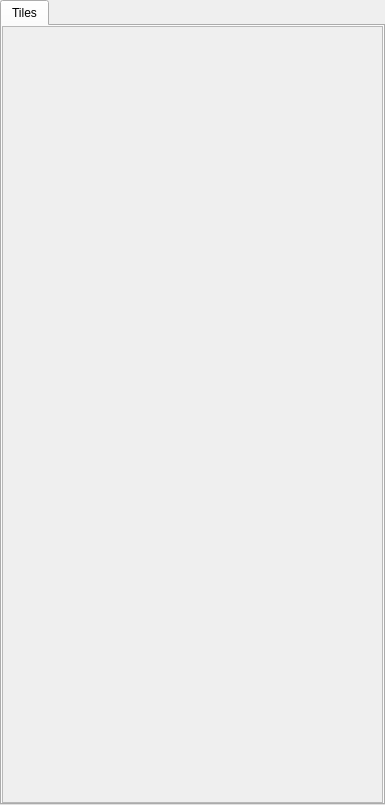
The window that RolePlayer/tilesettools.ui (jswigart/roleplayer) describes before a commit, drawn with Qt 5.
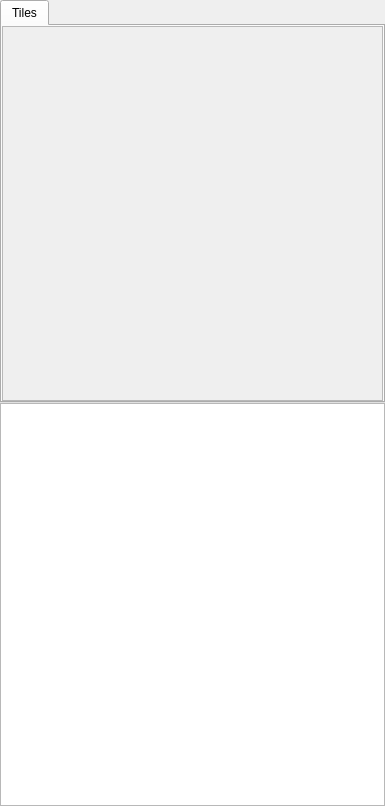
The same window after the commit.

What changed in the file:
```diff
--- a/RolePlayer/tilesettools.ui
+++ b/RolePlayer/tilesettools.ui
@@ -7,7 +7,7 @@
     <x>0</x>
     <y>0</y>
     <width>385</width>
-    <height>805</height>
+    <height>806</height>
    </rect>
   </property>
   <property name="windowTitle">
@@ -22,6 +22,12 @@
    </property>
    <item row="0" column="0">
     <widget class="QTabWidget" name="tabWidget">
+     <property name="sizePolicy">
+      <sizepolicy hsizetype="Expanding" vsizetype="Expanding">
+       <horstretch>0</horstretch>
+       <verstretch>0</verstretch>
+      </sizepolicy>
+     </property>
      <property name="currentIndex">
       <number>0</number>
      </property>
@@ -47,7 +53,7 @@
             <x>0</x>
             <y>0</y>
             <width>377</width>
-            <height>777</height>
+            <height>375</height>
            </rect>
           </property>
          </widget>
@@ -57,6 +63,19 @@
      </widget>
     </widget>
    </item>
+   <item row="1" column="0">
+    <widget class="QTreeView" name="treeViewLayers">
+     <property name="iconSize">
+      <size>
+       <width>16</width>
+       <height>0</height>
+      </size>
+     </property>
+     <property name="uniformRowHeights">
+      <bool>true</bool>
+     </property>
+    </widget>
+   </item>
   </layout>
  </widget>
  <resources/>
```
